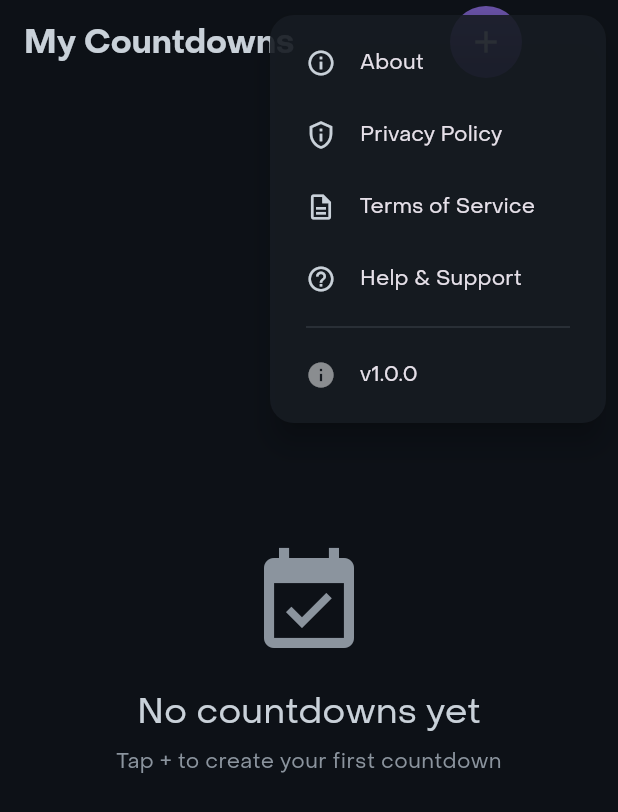
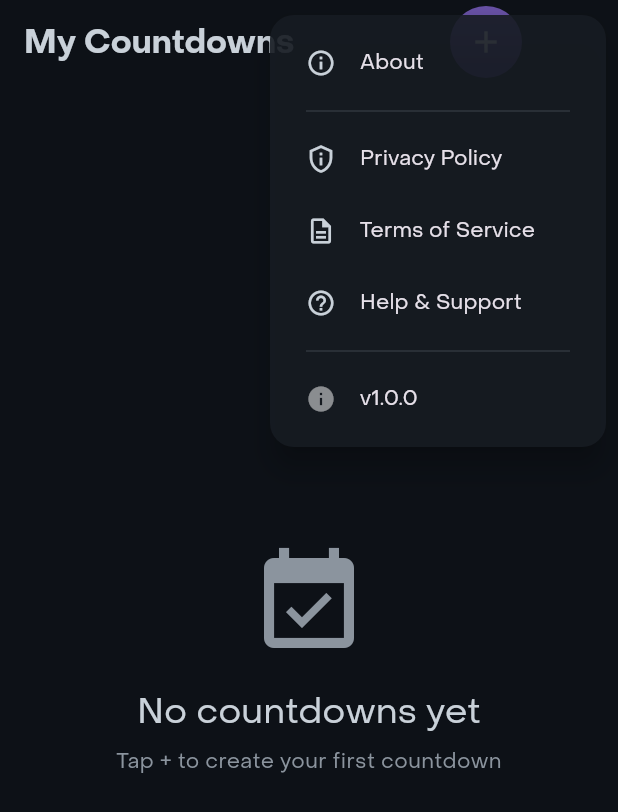
Before and after one commit to dashwhiz/countdown-app, a Flutter app: the screen it shows after launch, after a tap on the "keyboard control" icon, on a phone screen of 412 x 824 dp. Shown: the top 812 px of the screen. Run offline on Flutter 3.47's test engine with Material 3 defaults, Android fonts, the phone set to English and light mode, and no system bars; our stand-ins replace appwrite, flutter_spinkit, get, hive, hive_flutter, logger and 4 more; accounts and stored records are empty; project files that could hold a hidden picture were left out.

Commit message:
feat: add divider after About in app menu
- Separate About from other links for better visual grouping
- Menu structure: About | Privacy/Terms/Support | Version

```diff
--- a/lib/widgets/app_menu_button.dart
+++ b/lib/widgets/app_menu_button.dart
@@ -130,6 +130,15 @@ class _AppMenuButtonState extends State<AppMenuButton>
           ),
         ),
         PopupMenuItem(
+          enabled: false,
+          height: 16,
+          padding: const EdgeInsets.symmetric(
+            horizontal: AppConstants.paddingLarge,
+            vertical: 0,
+          ),
+          child: Divider(height: 1, thickness: 1, color: AppColors.dividerDark),
+        ),
+        PopupMenuItem(
           value: 'privacy',
           padding: const EdgeInsets.symmetric(
             horizontal: AppConstants.paddingLarge,
```
